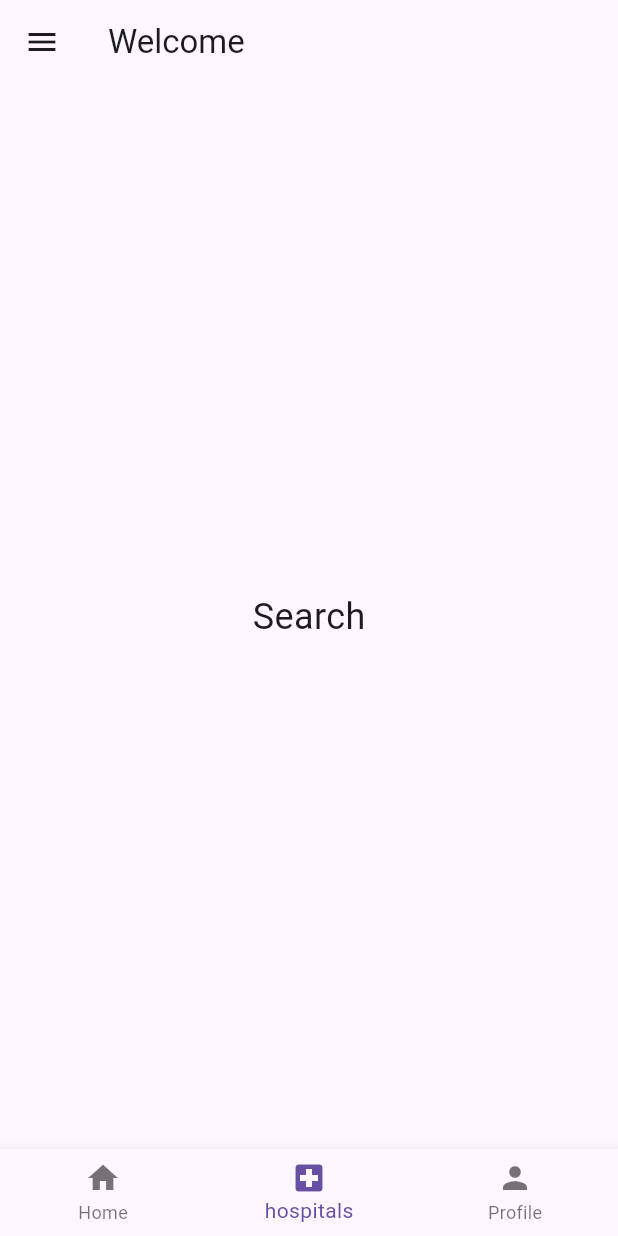
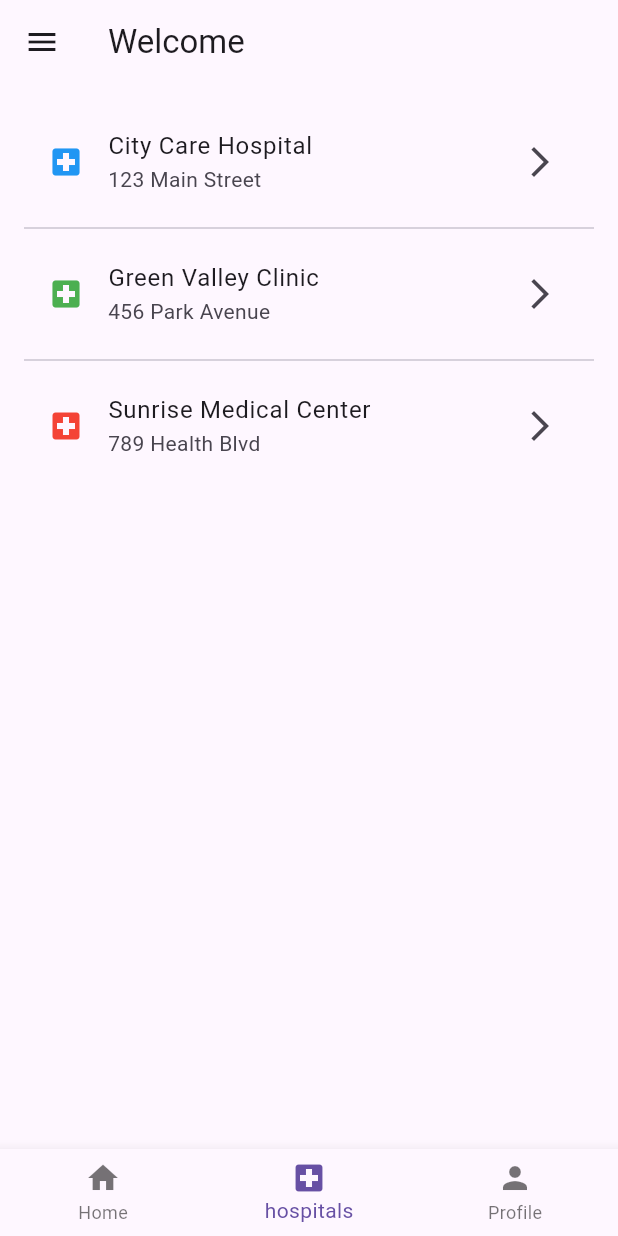
Before and after one commit to codenik01/Hackathon_0.1, a Flutter app: the HomeScreen screen opened directly, item 2 of the bottom bar chosen, on a phone screen of 412 x 824 dp. Run offline on Flutter 3.47's test engine with Material 3 defaults, Android fonts, the light colour scheme and no system bars; our stand-ins replace cloud_firestore, firebase_auth, firebase_core; accounts and stored records are empty.

Commit message:
hospitle list added

```diff
--- a/lib/screen/home_screen.dart
+++ b/lib/screen/home_screen.dart
@@ -37,9 +37,39 @@ class _HomeScreenState extends State<HomeScreen> {
   @override
   Widget build(BuildContext context) {
     final List<Widget> _pages = <Widget>[
-      ChatScreen(), // ✅ Replaced Home with Chat
-      Center(child: Text('Search', style: TextStyle(fontSize: 24))),
-      // Profile Page (unchanged)
+      ChatScreen(), // Page 0
+      // 👇 Hospitals List Page (Page 1)
+      ListView(
+        padding: const EdgeInsets.all(16),
+        children: [
+          ListTile(
+            leading: Icon(Icons.local_hospital, color: Colors.blue),
+            title: Text('City Care Hospital'),
+            subtitle: Text('123 Main Street'),
+            trailing: Icon(Icons.arrow_forward_ios),
+            onTap: () {
+              // Navigate to hospital details screen if needed
+            },
+          ),
+          Divider(),
+          ListTile(
+            leading: Icon(Icons.local_hospital, color: Colors.green),
+            title: Text('Green Valley Clinic'),
+            subtitle: Text('456 Park Avenue'),
+            trailing: Icon(Icons.arrow_forward_ios),
+            onTap: () {},
+          ),
+          Divider(),
+          ListTile(
+            leading: Icon(Icons.local_hospital, color: Colors.red),
+            title: Text('Sunrise Medical Center'),
+            subtitle: Text('789 Health Blvd'),
+            trailing: Icon(Icons.arrow_forward_ios),
+            onTap: () {},
+          ),
+        ],
+      ),
+      // 👇 Profile Page (Page 2)
       FutureBuilder<String>(
         future: getUsername(),
         builder: (context, snapshot) {
```
